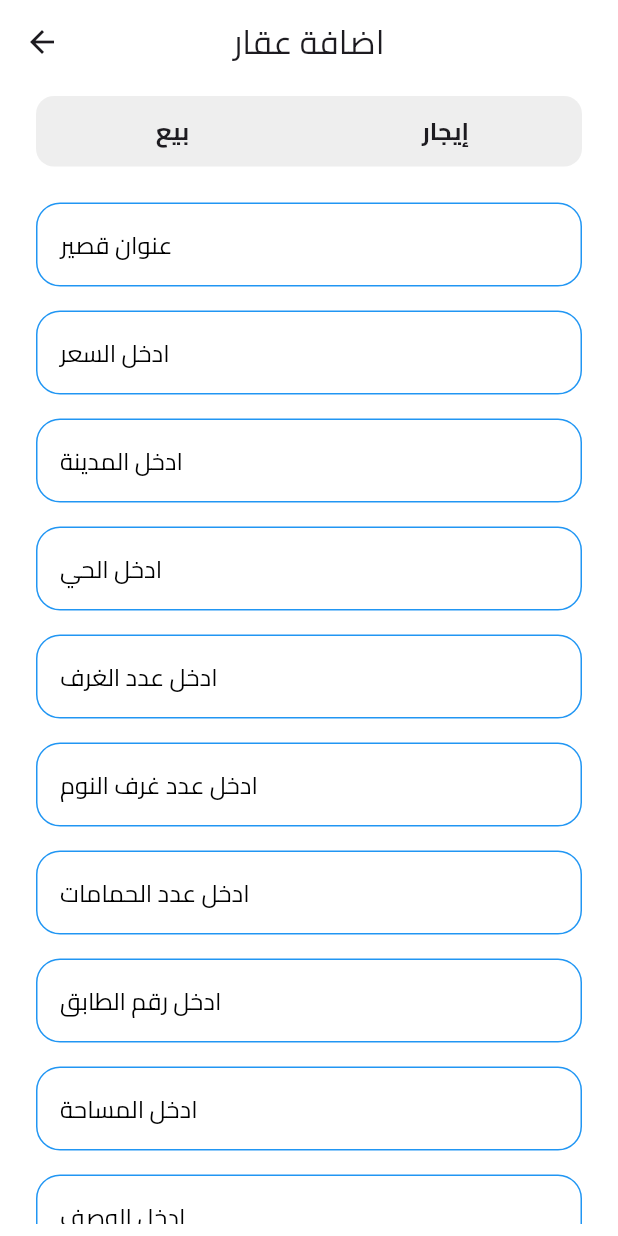
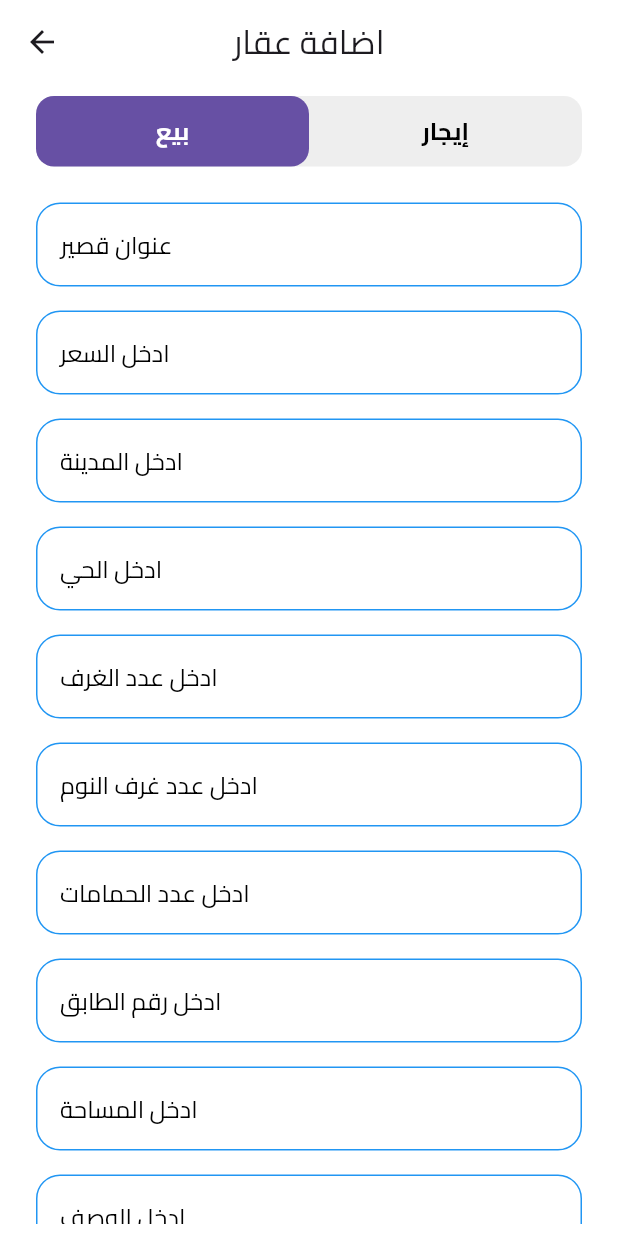
Before and after one commit to MTSH0IT/property_app, a Flutter app: the AddPropertyView screen opened by its route, on a phone screen of 412 x 824 dp. Run offline on Flutter 3.47's test engine with Material 3 defaults, Android fonts, the phone set to English and light mode, and no system bars; our stand-ins replace carousel_slider, cloud_firestore, easy_localization, firebase_auth, firebase_core, flutter_bloc and 6 more; accounts and stored records are empty.

Commit message:
edit type property

```diff
--- a/lib/features/add_property/presentation/views/widgets/add_property_view_body.dart
+++ b/lib/features/add_property/presentation/views/widgets/add_property_view_body.dart
@@ -284,20 +284,18 @@ class _TypePropertyState extends State<TypeProperty> {
               child: Container(
                 padding: const EdgeInsets.symmetric(vertical: 12),
                 decoration: BoxDecoration(
-                  // color:
-                  //     selectedType == 'بيع'
-                  //         ? Theme.of(context).primaryColor
-                  //         : Colors.transparent,
+                  color:
+                      selectedType == 'بيع'
+                          ? Theme.of(context).primaryColor
+                          : Colors.transparent,
                   borderRadius: BorderRadius.circular(12),
                 ),
                 child: Center(
                   child: Text(
                     'بيع',
                     style: TextStyle(
-                      // color:
-                      //     selectedType == 'بيع'
-                      //         ? Colors.white
-                      //         : Colors.black,
+                      color:
+                          selectedType == 'بيع' ? Colors.white : Colors.black,
                       fontWeight: FontWeight.bold,
                       fontSize: 16,
                     ),
@@ -317,20 +315,18 @@ class _TypePropertyState extends State<TypeProperty> {
               child: Container(
                 padding: const EdgeInsets.symmetric(vertical: 12),
                 decoration: BoxDecoration(
-                  // color:
-                  //     selectedType == 'إيجار'
-                  //         ? Theme.of(context).primaryColor
-                  //         : Colors.transparent,
+                  color:
+                      selectedType == 'إيجار'
+                          ? Theme.of(context).primaryColor
+                          : Colors.transparent,
                   borderRadius: BorderRadius.circular(12),
                 ),
                 child: Center(
                   child: Text(
                     'إيجار',
                     style: TextStyle(
-                      // color:
-                      //     selectedType == 'إيجار'
-                      //         ? Colors.white
-                      //         : Colors.black,
+                      color:
+                          selectedType == 'إيجار' ? Colors.white : Colors.black,
                       fontWeight: FontWeight.bold,
                       fontSize: 16,
                     ),
```
